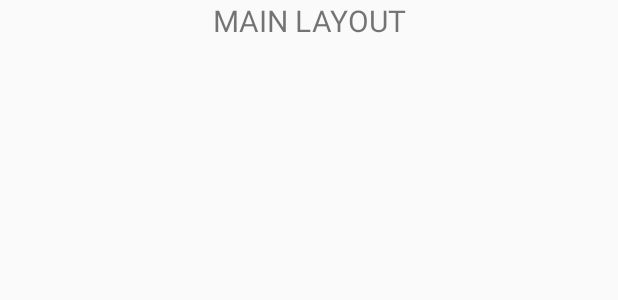
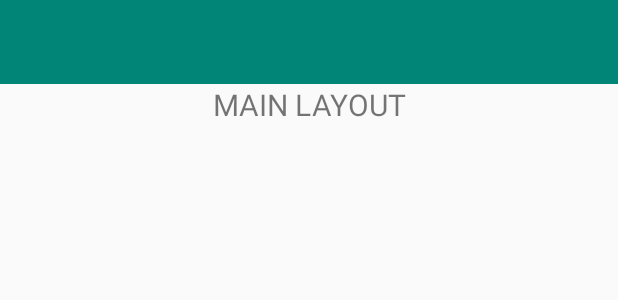
Before and after one commit to echitey/AndroidDesignPlayground, an Android app: the layout activity_main.xml on its own in the app's theme, with its tools: preview values and no code run, on a phone screen of 412 x 824 dp. Shown: the top 300 px of the screen. Run offline under Robolectric (Android 15) with nearby library versions, the phone set to English and light mode, and no system bars.

Commit message:
Added Custom Toolbar

```diff
--- a/app/src/main/java/com/echitey/designcheatsheet/MainActivity.java
+++ b/app/src/main/java/com/echitey/designcheatsheet/MainActivity.java
@@ -4,6 +4,7 @@ import android.support.v4.widget.DrawerLayout;
 import android.support.v7.app.ActionBarDrawerToggle;
 import android.support.v7.app.AppCompatActivity;
 import android.os.Bundle;
+import android.support.v7.widget.Toolbar;
 import android.view.MenuItem;
 
 public class MainActivity extends AppCompatActivity {
@@ -11,10 +12,15 @@ public class MainActivity extends AppCompatActivity {
     private DrawerLayout drawerLayout;
     private ActionBarDrawerToggle toggle;
 
+    private Toolbar toolbar;
+
     @Override
     protected void onCreate(Bundle savedInstanceState) {
         super.onCreate(savedInstanceState);
         setContentView(R.layout.activity_main);
+
+        toolbar = findViewById(R.id.app_toolbar);
+        setSupportActionBar(toolbar);
 
         drawerLayout = (DrawerLayout) findViewById(R.id.drawerLayout);
         toggle = new ActionBarDrawerToggle(this, drawerLayout, R.string.open, R.string.close);
@@ -23,6 +29,8 @@ public class MainActivity extends AppCompatActivity {
         toggle.syncState();
 
         getSupportActionBar().setDisplayHomeAsUpEnabled(true);
+
+
     }
 
     @Override
--- a/app/src/main/res/layout/activity_main.xml
+++ b/app/src/main/res/layout/activity_main.xml
@@ -9,11 +9,16 @@
 
     <LinearLayout
         android:layout_width="match_parent"
-        android:layout_height="match_parent">
+        android:layout_height="match_parent"
+        android:orientation="vertical">
+
+        <include layout="@layout/app_toolbar"
+            android:layout_width="match_parent"
+            android:layout_height="wrap_content"/>
 
         <TextView
             android:id="@+id/textView"
-            android:layout_width="wrap_content"
+            android:layout_width="match_parent"
             android:layout_height="wrap_content"
             android:layout_weight="1"
             android:text="MAIN LAYOUT"
--- /dev/null
+++ b/app/src/main/res/layout/app_toolbar.xml
@@ -0,0 +1,9 @@
+<?xml version="1.0" encoding="utf-8"?>
+<android.support.v7.widget.Toolbar xmlns:android="http://schemas.android.com/apk/res/android"
+    android:layout_width="match_parent"
+    android:layout_height="wrap_content"
+    android:id="@+id/app_toolbar"
+    android:background="@color/colorPrimary"
+    android:theme="@style/ThemeOverlay.AppCompat.Dark">
+
+</android.support.v7.widget.Toolbar>
--- a/app/src/main/res/values/styles.xml
+++ b/app/src/main/res/values/styles.xml
@@ -1,7 +1,7 @@
 <resources>
 
     <!-- Base application theme. -->
-    <style name="AppTheme" parent="Theme.AppCompat.Light.DarkActionBar">
+    <style name="AppTheme" parent="Theme.AppCompat.Light.NoActionBar">
         <!-- Customize your theme here. -->
         <item name="colorPrimary">@color/colorPrimary</item>
         <item name="colorPrimaryDark">@color/colorPrimaryDark</item>
```
